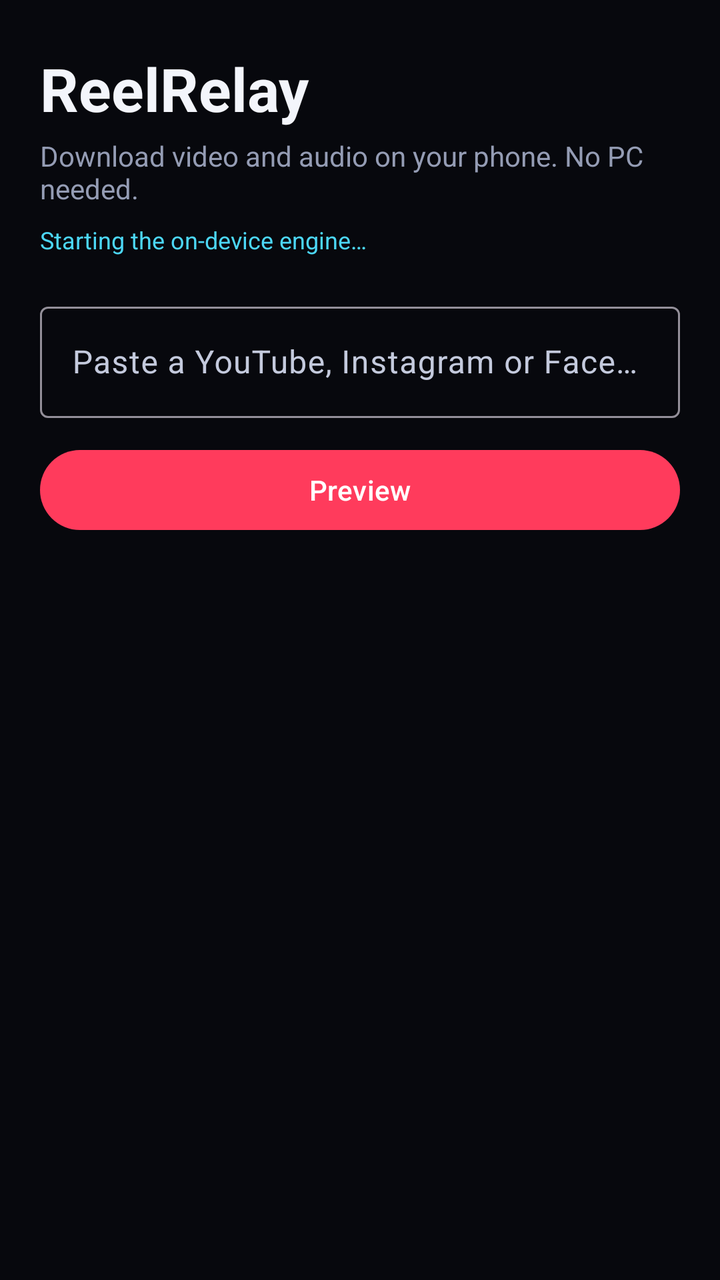
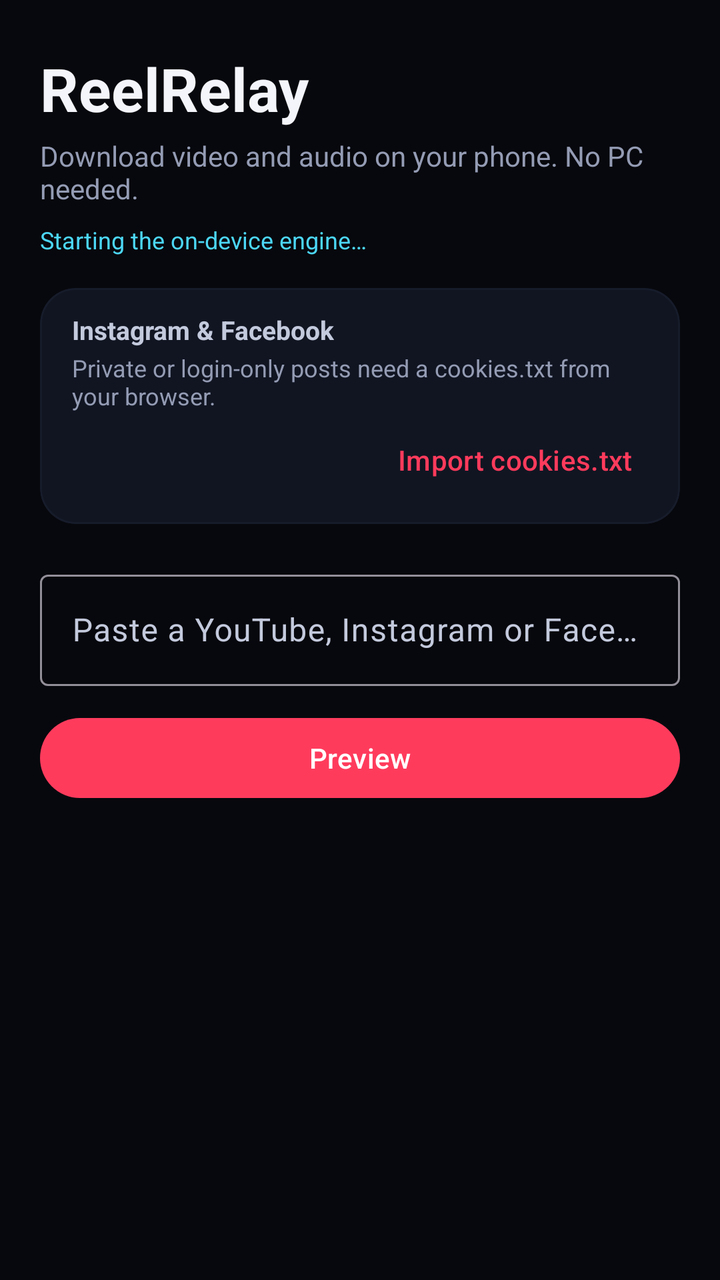

The first picture is an Android layout as it rendered before a commit; the second is the same layout after the commit. The layout source and the unified diff follow.
<!-- AndroidManifest.xml: application theme Theme.ReelRelay -->
<!-- res/layout/activity_main.xml -->
<?xml version="1.0" encoding="utf-8"?>
<androidx.core.widget.NestedScrollView xmlns:android="http://schemas.android.com/apk/res/android"
    xmlns:app="http://schemas.android.com/apk/res-auto"
    android:layout_width="match_parent"
    android:layout_height="match_parent"
    android:background="@color/rr_bg"
    android:fillViewport="true">

    <LinearLayout
        android:layout_width="match_parent"
        android:layout_height="wrap_content"
        android:orientation="vertical"
        android:paddingStart="20dp"
        android:paddingTop="24dp"
        android:paddingEnd="20dp"
        android:paddingBottom="40dp">

        <TextView
            android:layout_width="wrap_content"
            android:layout_height="wrap_content"
            android:text="@string/app_name"
            android:textColor="@color/rr_text"
            android:textSize="30sp"
            android:textStyle="bold" />

        <TextView
            android:layout_width="match_parent"
            android:layout_height="wrap_content"
            android:layout_marginTop="4dp"
            android:text="@string/tagline"
            android:textColor="@color/rr_muted"
            android:textSize="14sp" />

        <TextView
            android:id="@+id/engineStatus"
            android:layout_width="match_parent"
            android:layout_height="wrap_content"
            android:layout_marginTop="8dp"
            android:text="@string/startup"
            android:textColor="@color/rr_cyan"
            android:textSize="12sp" />

        <com.google.android.material.textfield.TextInputLayout
            android:id="@+id/urlLayout"
            style="@style/Widget.Material3.TextInputLayout.OutlinedBox"
            android:layout_width="match_parent"
            android:layout_height="wrap_content"
            android:layout_marginTop="20dp"
            android:hint="@string/url_hint">

            <com.google.android.material.textfield.TextInputEditText
                android:id="@+id/urlInput"
                android:layout_width="match_parent"
                android:layout_height="wrap_content"
                android:imeOptions="actionGo"
                android:inputType="textUri"
                android:maxLines="1" />
        </com.google.android.material.textfield.TextInputLayout>

        <com.google.android.material.button.MaterialButton
            android:id="@+id/previewButton"
            android:layout_width="match_parent"
            android:layout_height="wrap_content"
            android:layout_marginTop="12dp"
            android:text="@string/preview" />

        <ProgressBar
            android:id="@+id/loadingBar"
            style="?android:attr/progressBarStyleHorizontal"
            android:layout_width="match_parent"
            android:layout_height="wrap_content"
            android:layout_marginTop="8dp"
            android:indeterminate="true"
            android:visibility="gone" />

        <com.google.android.material.card.MaterialCardView
            android:id="@+id/mediaCard"
            android:layout_width="match_parent"
            android:layout_height="wrap_content"
            android:layout_marginTop="18dp"
            android:visibility="gone"
            app:cardBackgroundColor="@color/rr_surface"
            app:cardCornerRadius="22dp"
            app:cardElevation="0dp"
            app:strokeColor="@color/rr_surface_soft"
            app:strokeWidth="1dp">

            <LinearLayout
                android:layout_width="match_parent"
                android:layout_height="wrap_content"
                android:orientation="vertical">

                <com.google.android.material.imageview.ShapeableImageView
                    android:id="@+id/thumbnail"
                    android:layout_width="match_parent"
                    android:layout_height="180dp"
                    android:contentDescription="@string/preview"
                    android:scaleType="centerCrop" />

                <LinearLayout
                    android:layout_width="match_parent"
                    android:layout_height="wrap_content"
                    android:orientation="vertical"
                    android:padding="16dp">

                    <TextView
                        android:id="@+id/titleText"
                        android:layout_width="match_parent"
                        android:layout_height="wrap_content"
                        android:ellipsize="end"
                        android:maxLines="3"
                        android:textColor="@color/rr_text"
                        android:textSize="18sp"
                        android:textStyle="bold" />

                    <TextView
                        android:id="@+id/uploaderText"
                        android:layout_width="match_parent"
                        android:layout_height="wrap_content"
                        android:layout_marginTop="4dp"
                        android:textColor="@color/rr_text_soft"
                        android:textSize="14sp" />

                    <TextView
                        android:id="@+id/metaText"
                        android:layout_width="match_parent"
                        android:layout_height="wrap_content"
                        android:layout_marginTop="2dp"
                        android:textColor="@color/rr_muted"
                        android:textSize="12sp" />

                    <androidx.media3.ui.PlayerView
                        android:id="@+id/playerView"
                        android:layout_width="match_parent"
                        android:layout_height="220dp"
                        android:layout_marginTop="12dp"
                        android:background="@android:color/black"
                        android:visibility="gone"
                        app:resize_mode="fit"
                        app:use_controller="true" />

                    <TextView
                        android:id="@+id/previewUnavailable"
                        android:layout_width="match_parent"
                        android:layout_height="wrap_content"
                        android:layout_marginTop="12dp"
                        android:text="@string/preview_unavailable"
                        android:textColor="@color/rr_muted"
                        android:textSize="13sp"
                        android:visibility="gone" />
                </LinearLayout>
            </LinearLayout>
        </com.google.android.material.card.MaterialCardView>

        <com.google.android.material.textfield.TextInputLayout
            android:id="@+id/formatLayout"
            style="@style/Widget.Material3.TextInputLayout.OutlinedBox.ExposedDropdownMenu"
            android:layout_width="match_parent"
            android:layout_height="wrap_content"
            android:layout_marginTop="18dp"
            android:hint="@string/format_hint"
            android:visibility="gone">

            <com.google.android.material.textfield.MaterialAutoCompleteTextView
                android:id="@+id/formatInput"
                android:layout_width="match_parent"
                android:layout_height="wrap_content"
                android:inputType="none" />
        </com.google.android.material.textfield.TextInputLayout>

        <com.google.android.material.button.MaterialButton
            android:id="@+id/downloadButton"
            android:layout_width="match_parent"
            android:layout_height="wrap_content"
            android:layout_marginTop="14dp"
            android:text="@string/download"
            android:visibility="gone" />

        <com.google.android.material.progressindicator.LinearProgressIndicator
            android:id="@+id/downloadProgress"
            android:layout_width="match_parent"
            android:layout_height="wrap_content"
            android:layout_marginTop="14dp"
            android:max="100"
            android:visibility="gone"
            app:trackCornerRadius="6dp" />

        <TextView
            android:id="@+id/statusText"
            android:layout_width="match_parent"
            android:layout_height="wrap_content"
            android:layout_marginTop="10dp"
            android:textColor="@color/rr_text_soft"
            android:textSize="13sp" />

        <com.google.android.material.button.MaterialButton
            android:id="@+id/cancelButton"
            style="@style/Widget.Material3.Button.TextButton"
            android:layout_width="wrap_content"
            android:layout_height="wrap_content"
            android:layout_gravity="end"
            android:layout_marginTop="4dp"
            android:text="@string/cancel"
            android:visibility="gone" />
    </LinearLayout>
</androidx.core.widget.NestedScrollView>
<!-- resources referenced by this layout -->
<resources>
  <color name="rr_bg">#07080D</color>
  <color name="rr_cyan">#4CD7F6</color>
  <color name="rr_muted">#949CB4</color>
  <color name="rr_surface">#111522</color>
  <color name="rr_surface_soft">#171C2B</color>
  <color name="rr_text">#F3F5FB</color>
  <color name="rr_text_soft">#C4CADD</color>
  <string name="app_name">ReelRelay</string>
  <string name="cancel">Cancel download</string>
  <string name="download">Download</string>
  <string name="format_hint">Choose a format</string>
  <string name="preview">Preview</string>
  <string name="preview_unavailable">Inline preview is not available for this link. You can still download it.</string>
  <string name="startup">Starting the on-device engine…</string>
  <string name="tagline">Download video and audio on your phone. No PC needed.</string>
  <string name="url_hint">Paste a YouTube, Instagram or Facebook link</string>
  <style name="Theme.ReelRelay" parent="Theme.Material3.Dark.NoActionBar">
          <item name="colorPrimary">@color/rr_rose</item>
          <item name="colorOnPrimary">@color/rr_white</item>
          <item name="colorPrimaryContainer">@color/rr_rose</item>
          <item name="colorOnPrimaryContainer">@color/rr_white</item>
          <item name="colorSecondary">@color/rr_cyan</item>
          <item name="colorOnSecondary">@color/rr_bg</item>
          <item name="android:colorBackground">@color/rr_bg</item>
          <item name="colorSurface">@color/rr_surface</item>
          <item name="colorOnSurface">@color/rr_text</item>
          <item name="colorSurfaceVariant">@color/rr_surface_soft</item>
          <item name="colorOnSurfaceVariant">@color/rr_text_soft</item>
          <item name="android:statusBarColor">@color/rr_bg</item>
          <item name="android:navigationBarColor">@color/rr_bg</item>
          <item name="android:windowLightStatusBar">false</item>
      </style>
  <color name="rr_rose">#FF3B5C</color>
  <color name="rr_white">#FFFFFF</color>
</resources>

<!-- the commit's change to res/layout/activity_main.xml (unified diff, before → after) -->
@@ -40,6 +40,66 @@
             android:textColor="@color/rr_cyan"
             android:textSize="12sp" />
 
+        <com.google.android.material.card.MaterialCardView
+            android:layout_width="match_parent"
+            android:layout_height="wrap_content"
+            android:layout_marginTop="16dp"
+            app:cardBackgroundColor="@color/rr_surface"
+            app:cardCornerRadius="18dp"
+            app:cardElevation="0dp"
+            app:strokeColor="@color/rr_surface_soft"
+            app:strokeWidth="1dp">
+
+            <LinearLayout
+                android:layout_width="match_parent"
+                android:layout_height="wrap_content"
+                android:orientation="vertical"
+                android:paddingStart="16dp"
+                android:paddingTop="12dp"
+                android:paddingEnd="12dp"
+                android:paddingBottom="8dp">
+
+                <TextView
+                    android:layout_width="wrap_content"
+                    android:layout_height="wrap_content"
+                    android:text="@string/cookies_title"
+                    android:textColor="@color/rr_text_soft"
+                    android:textSize="13sp"
+                    android:textStyle="bold" />
+
+                <TextView
+                    android:id="@+id/cookiesStatus"
+                    android:layout_width="match_parent"
+                    android:layout_height="wrap_content"
+                    android:layout_marginTop="2dp"
+                    android:text="@string/cookies_missing"
+                    android:textColor="@color/rr_muted"
+                    android:textSize="12sp" />
+
+                <LinearLayout
+                    android:layout_width="match_parent"
+                    android:layout_height="wrap_content"
+                    android:gravity="end"
+                    android:orientation="horizontal">
+
+                    <com.google.android.material.button.MaterialButton
+                        android:id="@+id/cookiesButton"
+                        style="@style/Widget.Material3.Button.TextButton"
+                        android:layout_width="wrap_content"
+                        android:layout_height="wrap_content"
+                        android:text="@string/cookies_import" />
+
+                    <com.google.android.material.button.MaterialButton
+                        android:id="@+id/cookiesClearButton"
+                        style="@style/Widget.Material3.Button.TextButton"
+                        android:layout_width="wrap_content"
+                        android:layout_height="wrap_content"
+                        android:text="@string/cookies_clear"
+                        android:visibility="gone" />
+                </LinearLayout>
+            </LinearLayout>
+        </com.google.android.material.card.MaterialCardView>
+
         <com.google.android.material.textfield.TextInputLayout
             android:id="@+id/urlLayout"
             style="@style/Widget.Material3.TextInputLayout.OutlinedBox"
<!-- resource entries referenced after the edit -->
@@ -9,6 +9,10 @@
   <color name="rr_text_soft">#C4CADD</color>
   <string name="app_name">ReelRelay</string>
   <string name="cancel">Cancel download</string>
+  <string name="cookies_clear">Remove</string>
+  <string name="cookies_import">Import cookies.txt</string>
+  <string name="cookies_missing">Private or login-only posts need a cookies.txt from your browser.</string>
+  <string name="cookies_title">Instagram &amp; Facebook</string>
   <string name="download">Download</string>
   <string name="format_hint">Choose a format</string>
   <string name="preview">Preview</string>
